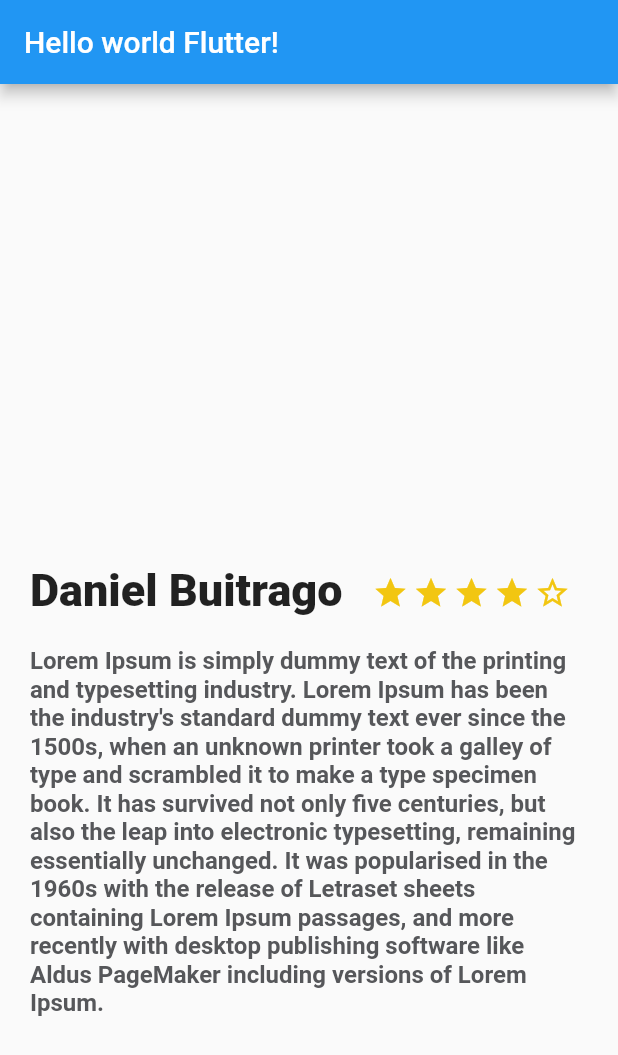
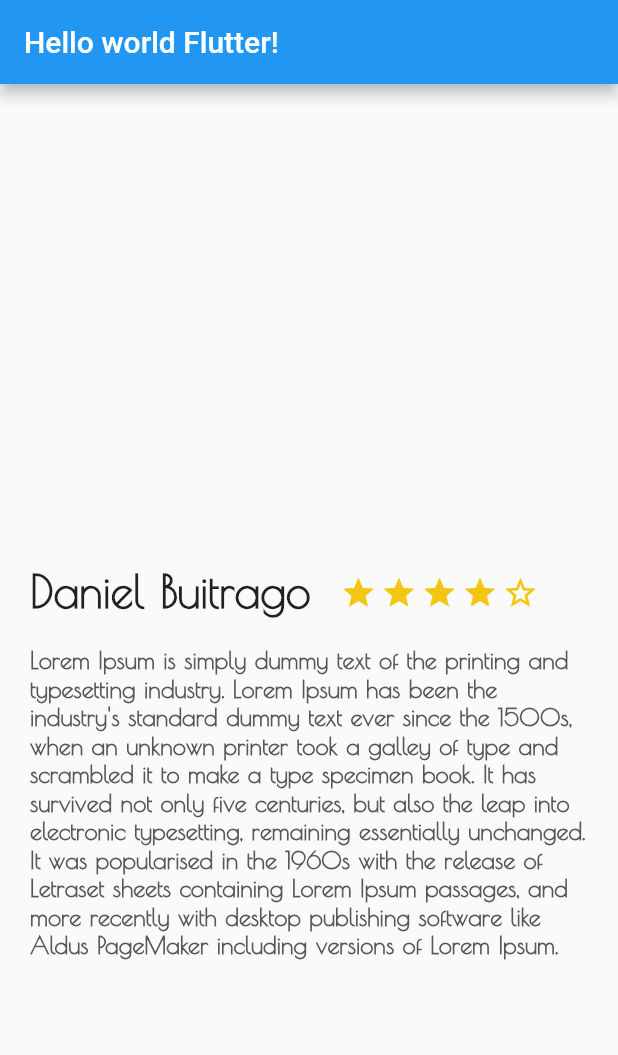
Before and after one commit to jsdnlb/my_first_flutter_app, a Flutter app: the screen it shows after launch, on a phone screen of 412 x 824 dp. Shown: the top 1055 px of the screen. Run offline on Flutter 3.47's test engine with Material 2 defaults, Android fonts, the phone set to English and light mode, and no system bars.

Commit message:
Adding font Poiret

```diff
--- a/lib/description_place.dart
+++ b/lib/description_place.dart
@@ -26,6 +26,7 @@ class DescriptionPlace extends StatelessWidget {
       child: new Text(
         descriptionPlace,
         style: const TextStyle(
+          fontFamily: "Poiret",
           fontSize: 16.0,
           fontWeight: FontWeight.bold,
           color: Color(0xFF56575a),
@@ -41,7 +42,10 @@ class DescriptionPlace extends StatelessWidget {
           margin: EdgeInsets.only(top: 320.0, left: 20.0, right: 20.0),
           child: Text(
             namePlace,
-            style: TextStyle(fontSize: 30.0, fontWeight: FontWeight.w900),
+            style: TextStyle(
+                fontFamily: "Poiret",
+                fontSize: 30.0,
+                fontWeight: FontWeight.w900),
             textAlign: TextAlign.left,
           ),
         ),
--- a/pubspec.yaml
+++ b/pubspec.yaml
@@ -74,3 +74,7 @@ flutter:
   #
   # For details regarding fonts from package dependencies,
   # see https://flutter.dev/custom-fonts/#from-packages
+  fonts:
+    - family: Poiret
+      fonts:
+        - asset: fonts/PoiretOne-Regular.ttf
```
Also changed, not shown: fonts/PoiretOne-Regular.ttf (added).
